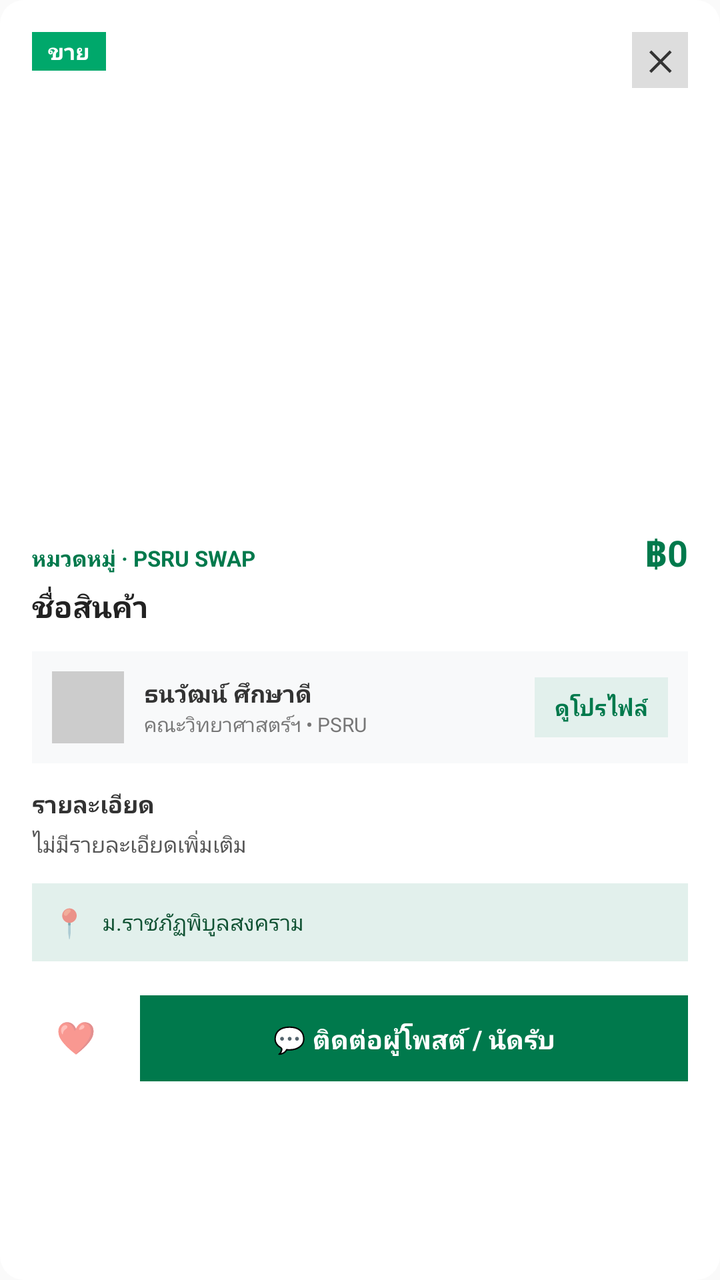
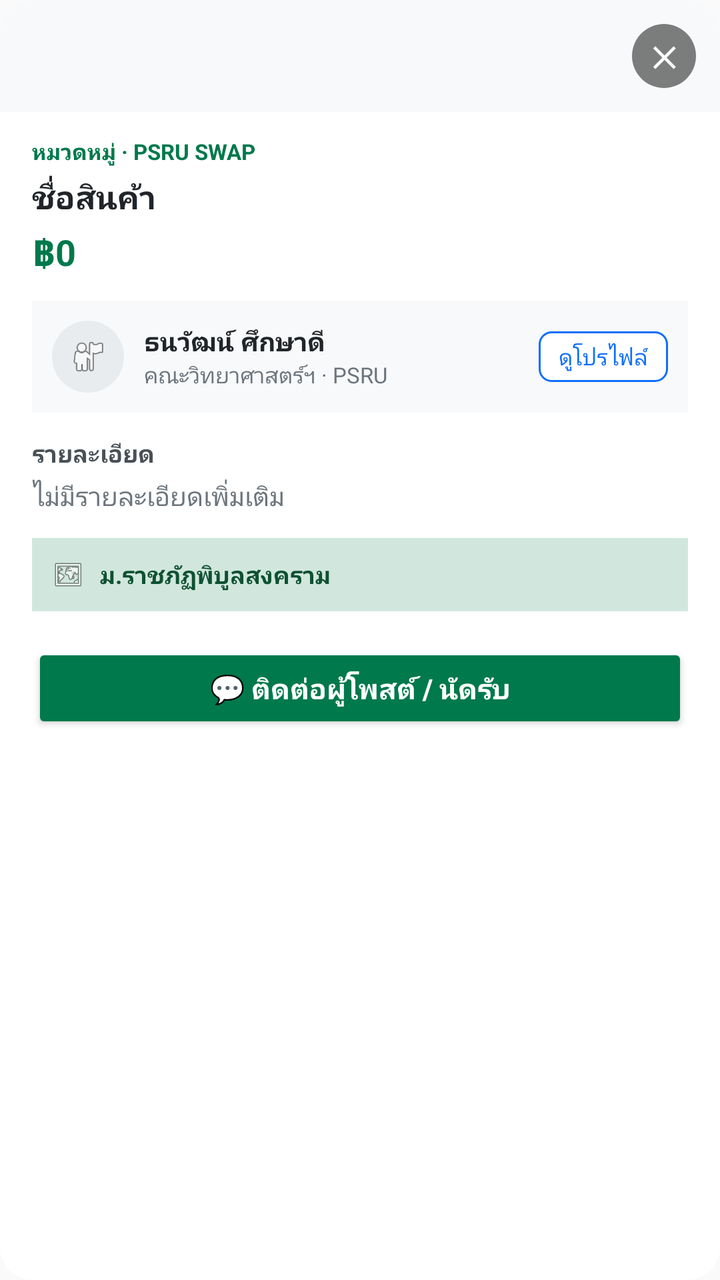

Compare the two renders of this Android layout. The source of the first and the diff that turns it into the second are given below.
<!-- AndroidManifest.xml: application theme Theme.AppCompat.Light.NoActionBar -->
<!-- res/layout/dialog_product_detail.xml -->
<?xml version="1.0" encoding="utf-8"?>
<LinearLayout xmlns:android="http://schemas.android.com/apk/res/android"
    android:layout_width="match_parent"
    android:layout_height="wrap_content"
    android:background="@drawable/bg_rounded_card"
    android:orientation="vertical"
    android:padding="16dp">

    
    <RelativeLayout
        android:layout_width="match_parent"
        android:layout_height="wrap_content"
        android:layout_marginBottom="8dp">

        <TextView
            android:layout_width="wrap_content"
            android:layout_height="wrap_content"
            android:background="#00A86B"
            android:paddingHorizontal="8dp"
            android:paddingVertical="2dp"
            android:text="ขาย"
            android:textColor="#FFFFFF"
            android:textSize="11sp"
            android:textStyle="bold" />

        <TextView
            android:id="@+id/btnClose"
            android:layout_width="28dp"
            android:layout_height="28dp"
            android:layout_alignParentEnd="true"
            android:background="#DDDDDD"
            android:gravity="center"
            android:text="✕"
            android:textColor="#333333"
            android:textSize="14sp"
            android:textStyle="bold" />
    </RelativeLayout>

    
    <ImageView
        android:id="@+id/ivDetailProduct"
        android:layout_width="match_parent"
        android:layout_height="200dp"
        android:layout_marginBottom="12dp"
        android:background="#FFFFFF"
        android:scaleType="centerInside" />

    
    <LinearLayout
        android:layout_width="match_parent"
        android:layout_height="wrap_content"
        android:layout_marginBottom="4dp"
        android:orientation="horizontal">

        <TextView
            android:id="@+id/tvDetailCategory"
            android:layout_width="0dp"
            android:layout_height="wrap_content"
            android:layout_weight="1"
            android:text="หมวดหมู่ · PSRU SWAP"
            android:textColor="#00794C"
            android:textSize="11sp"
            android:textStyle="bold" />

        <TextView
            android:id="@+id/tvDetailPrice"
            android:layout_width="wrap_content"
            android:layout_height="wrap_content"
            android:text="฿0"
            android:textColor="#00794C"
            android:textSize="18sp"
            android:textStyle="bold" />
    </LinearLayout>

    
    <TextView
        android:id="@+id/tvDetailName"
        android:layout_width="match_parent"
        android:layout_height="wrap_content"
        android:layout_marginBottom="12dp"
        android:text="ชื่อสินค้า"
        android:textColor="#222222"
        android:textSize="15sp"
        android:textStyle="bold" />

    
    <LinearLayout
        android:layout_width="match_parent"
        android:layout_height="wrap_content"
        android:layout_marginBottom="12dp"
        android:background="#F8F9FA"
        android:gravity="center_vertical"
        android:padding="10dp">

        <View
            android:layout_width="36dp"
            android:layout_height="36dp"
            android:layout_marginRight="10dp"
            android:background="#CCCCCC" />

        <LinearLayout
            android:layout_width="0dp"
            android:layout_height="wrap_content"
            android:layout_weight="1"
            android:orientation="vertical">

            <TextView
                android:layout_width="wrap_content"
                android:layout_height="wrap_content"
                android:text="ธนวัฒน์ ศึกษาดี"
                android:textColor="#333333"
                android:textSize="12sp"
                android:textStyle="bold" />

            <TextView
                android:layout_width="wrap_content"
                android:layout_height="wrap_content"
                android:text="คณะวิทยาศาสตร์ฯ • PSRU"
                android:textColor="#777777"
                android:textSize="10sp" />
        </LinearLayout>

        <TextView
            android:layout_width="wrap_content"
            android:layout_height="30dp"
            android:background="#E2F0EC"
            android:gravity="center"
            android:paddingHorizontal="10dp"
            android:text="ดูโปรไฟล์"
            android:textColor="#00794C"
            android:textSize="11sp"
            android:textStyle="bold" />
    </LinearLayout>

    
    <TextView
        android:layout_width="wrap_content"
        android:layout_height="wrap_content"
        android:layout_marginBottom="4dp"
        android:text="รายละเอียด"
        android:textColor="#333333"
        android:textSize="12sp"
        android:textStyle="bold" />

    
    <TextView
        android:id="@+id/tvDetailDescription"
        android:layout_width="match_parent"
        android:layout_height="wrap_content"
        android:layout_marginBottom="12dp"
        android:text="ไม่มีรายละเอียดเพิ่มเติม"
        android:textColor="#555555"
        android:textSize="11sp" />

    
    <LinearLayout
        android:layout_width="match_parent"
        android:layout_height="wrap_content"
        android:layout_marginBottom="16dp"
        android:background="#E2F0EC"
        android:gravity="center_vertical"
        android:padding="10dp">

        <TextView
            android:layout_width="wrap_content"
            android:layout_height="wrap_content"
            android:layout_marginRight="8dp"
            android:text="📍"
            android:textSize="14sp" />

        <TextView
            android:id="@+id/tvDetailLocation"
            android:layout_width="match_parent"
            android:layout_height="wrap_content"
            android:text="ม.ราชภัฏพิบูลสงคราม"
            android:textColor="#0F5132"
            android:textSize="11sp" />
    </LinearLayout>

    
    <LinearLayout
        android:layout_width="match_parent"
        android:layout_height="wrap_content"
        android:orientation="horizontal">

        
        <TextView
            android:layout_width="44dp"
            android:layout_height="44dp"
            android:layout_marginRight="10dp"
            android:background="@drawable/bg_rounded_card"
            android:gravity="center"
            android:text="❤️"
            android:textSize="16sp" />

        
        <TextView
            android:layout_width="0dp"
            android:layout_height="44dp"
            android:layout_weight="1"
            android:background="#00794C"
            android:gravity="center"
            android:text="💬 ติดต่อผู้โพสต์ / นัดรับ"
            android:textColor="#FFFFFF"
            android:textSize="13sp"
            android:textStyle="bold" />
    </LinearLayout>

</LinearLayout>
<!-- resources referenced by this layout -->
<resources>
  <!-- drawable bg_rounded_card (drawable) -->
  <?xml version="1.0" encoding="utf-8"?>
  <shape xmlns:android="http://schemas.android.com/apk/res/android">
      <solid android:color="#FFFFFF" />
      <corners android:radius="12dp" />
  </shape>
</resources>

<!-- the commit's change to res/layout/dialog_product_detail.xml (unified diff, before → after) -->
@@ -2,208 +2,184 @@
 <LinearLayout xmlns:android="http://schemas.android.com/apk/res/android"
     android:layout_width="match_parent"
     android:layout_height="wrap_content"
-    android:background="@drawable/bg_rounded_card"
     android:orientation="vertical"
-    android:padding="16dp">
+    android:background="@drawable/bg_dialog_rounded"
+    android:clipToOutline="true"
+    android:paddingBottom="16dp">
 
     
-    <RelativeLayout
+    <FrameLayout
         android:layout_width="match_parent"
         android:layout_height="wrap_content"
-        android:layout_marginBottom="8dp">
+        android:background="#F8F9FA">
 
-        <TextView
-            android:layout_width="wrap_content"
+        <ImageView
+            android:id="@+id/ivDetailProduct"
+            android:layout_width="match_parent"
             android:layout_height="wrap_content"
-            android:background="#00A86B"
-            android:paddingHorizontal="8dp"
-            android:paddingVertical="2dp"
-            android:text="ขาย"
-            android:textColor="#FFFFFF"
-            android:textSize="11sp"
-            android:textStyle="bold" />
+            android:maxHeight="260dp"
+            android:adjustViewBounds="true"
+            android:scaleType="fitCenter" />
 
+        
         <TextView
             android:id="@+id/btnClose"
-            android:layout_width="28dp"
-            android:layout_height="28dp"
-            android:layout_alignParentEnd="true"
-            android:background="#DDDDDD"
+            android:layout_width="32dp"
+            android:layout_height="32dp"
+            android:layout_gravity="top|end"
+            android:layout_margin="12dp"
+            android:background="@drawable/bg_circle_close"
             android:gravity="center"
             android:text="✕"
-            android:textColor="#333333"
+            android:textColor="#FFFFFF"
             android:textSize="14sp"
-            android:textStyle="bold" />
-    </RelativeLayout>
-
-    
-    <ImageView
-        android:id="@+id/ivDetailProduct"
-        android:layout_width="match_parent"
-        android:layout_height="200dp"
-        android:layout_marginBottom="12dp"
-        android:background="#FFFFFF"
-        android:scaleType="centerInside" />
+            android:textStyle="bold"
+            android:clickable="true"
+            android:focusable="true" />
+    </FrameLayout>
 
     
     <LinearLayout
         android:layout_width="match_parent"
         android:layout_height="wrap_content"
-        android:layout_marginBottom="4dp"
-        android:orientation="horizontal">
+        android:orientation="vertical"
+        android:paddingHorizontal="16dp"
+        android:paddingTop="12dp">
 
         <TextView
             android:id="@+id/tvDetailCategory"
-            android:layout_width="0dp"
+            android:layout_width="wrap_content"
             android:layout_height="wrap_content"
-            android:layout_weight="1"
             android:text="หมวดหมู่ · PSRU SWAP"
             android:textColor="#00794C"
             android:textSize="11sp"
             android:textStyle="bold" />
 
         <TextView
+            android:id="@+id/tvDetailName"
+            android:layout_width="match_parent"
+            android:layout_height="wrap_content"
+            android:layout_marginTop="4dp"
+            android:text="ชื่อสินค้า"
+            android:textColor="#212529"
+            android:textSize="16sp"
+            android:textStyle="bold" />
+
+        <TextView
             android:id="@+id/tvDetailPrice"
-            android:layout_width="wrap_content"
+            android:layout_width="match_parent"
             android:layout_height="wrap_content"
+            android:layout_marginTop="4dp"
             android:text="฿0"
             android:textColor="#00794C"
             android:textSize="18sp"
             android:textStyle="bold" />
-    </LinearLayout>
 
-    
-    <TextView
-        android:id="@+id/tvDetailName"
-        android:layout_width="match_parent"
-        android:layout_height="wrap_content"
-        android:layout_marginBottom="12dp"
-        android:text="ชื่อสินค้า"
-        android:textColor="#222222"
-        android:textSize="15sp"
-        android:textStyle="bold" />
+        
+        <LinearLayout
+            android:layout_width="match_parent"
+            android:layout_height="wrap_content"
+            android:layout_marginTop="12dp"
+            android:background="#F8F9FA"
+            android:gravity="center_vertical"
+            android:orientation="horizontal"
+            android:padding="10dp">
 
-    
-    <LinearLayout
-        android:layout_width="match_parent"
-        android:layout_height="wrap_content"
-        android:layout_marginBottom="12dp"
-        android:background="#F8F9FA"
-        android:gravity="center_vertical"
-        android:padding="10dp">
+            <ImageView
+                android:layout_width="36dp"
+                android:layout_height="36dp"
+                android:background="@drawable/bg_circle_placeholder"
+                android:padding="8dp"
+                android:src="@android:drawable/ic_menu_myplaces" />
 
-        <View
-            android:layout_width="36dp"
-            android:layout_height="36dp"
-            android:layout_marginRight="10dp"
-            android:background="#CCCCCC" />
+            <LinearLayout
+                android:layout_width="0dp"
+                android:layout_height="wrap_content"
+                android:layout_marginStart="10dp"
+                android:layout_weight="1"
+                android:orientation="vertical">
 
-        <LinearLayout
-            android:layout_width="0dp"
-            android:layout_height="wrap_content"
-            android:layout_weight="1"
-            android:orientation="vertical">
+                <TextView
+                    android:layout_width="wrap_content"
+                    android:layout_height="wrap_content"
+                    android:text="ธนวัฒน์ ศึกษาดี"
+                    android:textColor="#212529"
+                    android:textSize="13sp"
+                    android:textStyle="bold" />
+
+                <TextView
+                    android:layout_width="wrap_content"
+                    android:layout_height="wrap_content"
+                    android:text="คณะวิทยาศาสตร์ฯ · PSRU"
+                    android:textColor="#6C757D"
+                    android:textSize="11sp" />
+            </LinearLayout>
 
             <TextView
                 android:layout_width="wrap_content"
                 android:layout_height="wrap_content"
-                android:text="ธนวัฒน์ ศึกษาดี"
-                android:textColor="#333333"
-                android:textSize="12sp"
-                android:textStyle="bold" />
-
-            <TextView
-                android:layout_width="wrap_content"
-                android:layout_height="wrap_content"
-                android:text="คณะวิทยาศาสตร์ฯ • PSRU"
-                android:textColor="#777777"
-                android:textSize="10sp" />
+                android:background="@drawable/bg_btn_outline"
+                android:paddingHorizontal="10dp"
+                android:paddingVertical="5dp"
+                android:text="ดูโปรไฟล์"
+                android:textColor="#0d6efd"
+                android:textSize="11sp" />
         </LinearLayout>
 
-        <TextView
-            android:layout_width="wrap_content"
-            android:layout_height="30dp"
-            android:background="#E2F0EC"
-            android:gravity="center"
-            android:paddingHorizontal="10dp"
-            android:text="ดูโปรไฟล์"
-            android:textColor="#00794C"
-            android:textSize="11sp"
-            android:textStyle="bold" />
-    </LinearLayout>
-
-    
-    <TextView
-        android:layout_width="wrap_content"
-        android:layout_height="wrap_content"
-        android:layout_marginBottom="4dp"
-        android:text="รายละเอียด"
-        android:textColor="#333333"
-        android:textSize="12sp"
-        android:textStyle="bold" />
-
-    
-    <TextView
-        android:id="@+id/tvDetailDescription"
-        android:layout_width="match_parent"
-        android:layout_height="wrap_content"
-        android:layout_marginBottom="12dp"
-        android:text="ไม่มีรายละเอียดเพิ่มเติม"
-        android:textColor="#555555"
-        android:textSize="11sp" />
-
-    
-    <LinearLayout
-        android:layout_width="match_parent"
-        android:layout_height="wrap_content"
-        android:layout_marginBottom="16dp"
-        android:background="#E2F0EC"
-        android:gravity="center_vertical"
-        android:padding="10dp">
-
+        
         <TextView
             android:layout_width="wrap_content"
             android:layout_height="wrap_content"
-            android:layout_marginRight="8dp"
-            android:text="📍"
-            android:textSize="14sp" />
+            android:layout_marginTop="12dp"
+            android:text="รายละเอียด"
+            android:textColor="#495057"
+            android:textSize="12sp"
+            android:textStyle="bold" />
 
         <TextView
-            android:id="@+id/tvDetailLocation"
+            android:id="@+id/tvDetailDescription"
             android:layout_width="match_parent"
             android:layout_height="wrap_content"
-            android:text="ม.ราชภัฏพิบูลสงคราม"
-            android:textColor="#0F5132"
-            android:textSize="11sp" />
-    </LinearLayout>
-
-    
-    <LinearLayout
-        android:layout_width="match_parent"
-        android:layout_height="wrap_content"
-        android:orientation="horizontal">
+            android:layout_marginTop="4dp"
+            android:text="ไม่มีรายละเอียดเพิ่มเติม"
+            android:textColor="#6C757D"
+            android:textSize="13sp" />
 
         
-        <TextView
-            android:layout_width="44dp"
-            android:layout_height="44dp"
-            android:layout_marginRight="10dp"
-            android:background="@drawable/bg_rounded_card"
-            android:gravity="center"
-            android:text="❤️"
-            android:textSize="16sp" />
+        <LinearLayout
+            android:layout_width="match_parent"
+            android:layout_height="wrap_content"
+            android:layout_marginTop="12dp"
+            android:background="#D1E7DD"
+            android:gravity="center_vertical"
+            android:orientation="horizontal"
+            android:padding="10dp">
+
+            <ImageView
+                android:layout_width="16dp"
+                android:layout_height="16dp"
+                android:src="@android:drawable/ic_menu_mapmode" />
+
+            <TextView
+                android:id="@+id/tvDetailLocation"
+                android:layout_width="match_parent"
+                android:layout_height="wrap_content"
+                android:layout_marginStart="8dp"
+                android:text="ม.ราชภัฏพิบูลสงคราม"
+                android:textColor="#0F5132"
+                android:textSize="12sp"
+                android:textStyle="bold" />
+        </LinearLayout>
 
         
-        <TextView
-            android:layout_width="0dp"
-            android:layout_height="44dp"
-            android:layout_weight="1"
-            android:background="#00794C"
-            android:gravity="center"
+        <Button
+            android:layout_width="match_parent"
+            android:layout_height="45dp"
+            android:layout_marginTop="16dp"
+            android:backgroundTint="#00794C"
             android:text="💬 ติดต่อผู้โพสต์ / นัดรับ"
             android:textColor="#FFFFFF"
-            android:textSize="13sp"
+            android:textSize="14sp"
             android:textStyle="bold" />
     </LinearLayout>
-
 </LinearLayout>
<!-- resource entries referenced after the edit -->
@@ -1,10 +1,31 @@
 <!-- resources referenced by this layout -->
 <resources>
-  <!-- drawable bg_rounded_card (drawable) -->
+  <!-- drawable bg_btn_outline (drawable) -->
   <?xml version="1.0" encoding="utf-8"?>
-  <shape xmlns:android="http://schemas.android.com/apk/res/android">
+  <shape xmlns:android="http://schemas.android.com/apk/res/android"
+      android:shape="rectangle">
+      <corners android:radius="6dp" />
+      <stroke android:width="1dp" android:color="#0D6EFD" />
       <solid android:color="#FFFFFF" />
-      <corners android:radius="12dp" />
+  </shape>
+  <!-- drawable bg_circle_close (drawable) -->
+  <?xml version="1.0" encoding="utf-8"?>
+  <shape xmlns:android="http://schemas.android.com/apk/res/android"
+      android:shape="oval">
+      <solid android:color="#80000000" />
+  </shape>
+  <!-- drawable bg_circle_placeholder (drawable) -->
+  <?xml version="1.0" encoding="utf-8"?>
+  <shape xmlns:android="http://schemas.android.com/apk/res/android"
+      android:shape="oval">
+      <solid android:color="#E9ECEF" />
+  </shape>
+  <!-- drawable bg_dialog_rounded (drawable) -->
+  <?xml version="1.0" encoding="utf-8"?>
+  <shape xmlns:android="http://schemas.android.com/apk/res/android"
+      android:shape="rectangle">
+      <solid android:color="#FFFFFF" />
+      <corners android:radius="16dp" />
   </shape>
 </resources>
 
